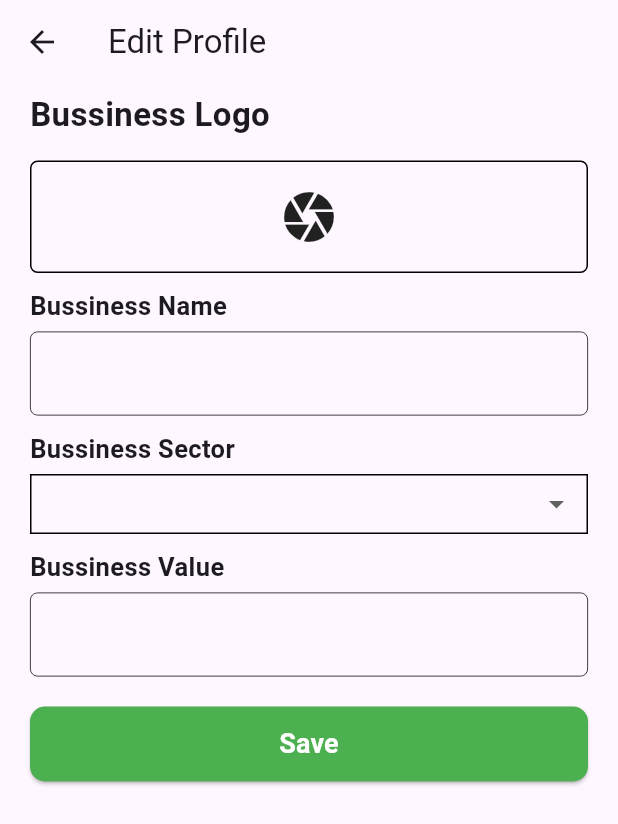
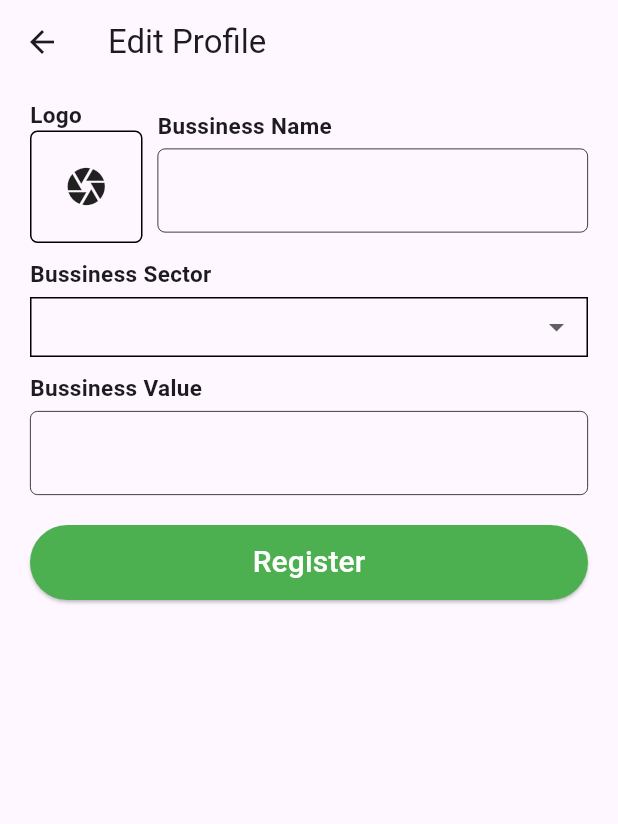
Before and after one commit to PLWEP/konekseed_test, a Flutter app: the EditProfileView screen opened directly, on a phone screen of 412 x 824 dp. Shown: the top 824 px of the screen. Run offline on Flutter 3.47's test engine with Material 3 defaults, Android fonts, the phone set to English and light mode, and no system bars; drawn by our look-alikes of dropdown_button2; our stand-ins replace custom_sliding_segmented_control, email_validator, image_picker, stylish_bottom_bar.

Commit message:
edit edit profile view

```diff
--- a/lib/main.dart
+++ b/lib/main.dart
@@ -17,7 +17,7 @@ class MyApp extends StatelessWidget {
       restorationScopeId: 'app',
       theme: ThemeData(),
       darkTheme: ThemeData.dark(),
-      home: const LoginView(),
+      home: const HomeView(),
     );
   }
 }
--- a/lib/presentation/view/edit_profile_view.dart
+++ b/lib/presentation/view/edit_profile_view.dart
@@ -3,6 +3,7 @@ import 'dart:io';
 import 'package:dropdown_button2/dropdown_button2.dart';
 import 'package:flutter/material.dart';
 import 'package:image_picker/image_picker.dart';
+import 'package:konekseed_test/common/custom_text_input.dart';
 import 'package:konekseed_test/common/utils.dart';
 
 class EditProfileView extends StatefulWidget {
@@ -71,24 +72,30 @@ class _EditProfileViewState extends State<EditProfileView> {
                 padding:
                     const EdgeInsets.symmetric(horizontal: 20, vertical: 5),
                 child: Column(
+                  children: [
+                    Column(
+                      textDirection: TextDirection.ltr,
+                      crossAxisAlignment: CrossAxisAlignment.start,
+                      children: [
+                        const SizedBox(height: 5),
+                        Row(
+                          children: [
+                            Column(
                               crossAxisAlignment: CrossAxisAlignment.start,
                               children: [
                                 const Text(
-                      'Bussiness Logo',
+                                  'Logo',
                                   style: TextStyle(
-                        fontSize: 22,
+                                    fontSize: 15,
                                     fontWeight: FontWeight.bold,
                                   ),
                                 ),
-                    const SizedBox(height: 15),
-                    Stack(
-                      children: [
                                 InkWell(
                                   splashColor: Colors.transparent,
                                   highlightColor: Colors.transparent,
                                   onTap: () => showPictureDialog(),
                                   child: Container(
-                            width: double.infinity,
+                                    width: 75,
                                     height: 75,
                                     decoration: BoxDecoration(
                                       borderRadius: BorderRadius.circular(5),
@@ -97,45 +104,30 @@ class _EditProfileViewState extends State<EditProfileView> {
                                     child: image != null
                                         ? Image.file(image!)
                                         : const Center(
-                                    child: Icon(Icons.camera, size: 40),
+                                            child: Icon(Icons.camera, size: 30),
                                           ),
                                   ),
                                 ),
-                        if (image != null)
-                          Positioned(
-                            top: 0,
-                            right: 0,
-                            child: IconButton(
-                              icon: const Icon(
-                                Icons.delete,
-                                color: Colors.red,
+                              ],
                             ),
-                              onPressed: () {
-                                setState(() {
-                                  image = null;
-                                });
-                              },
+                            const SizedBox(width: 10),
+                            Expanded(
+                              child: CustomTextInput(
+                                title: "Bussiness Name",
+                                controller: _nameController,
+                                enabled: true,
+                                validator: (value) => value!.isEmpty
+                                    ? "Please Fill The Field"
+                                    : null,
                               ),
                             ),
                           ],
                         ),
                         const SizedBox(height: 10),
-                    const Text('Bussiness Name',
-                        style: TextStyle(
-                            fontSize: 17, fontWeight: FontWeight.bold)),
-                    const SizedBox(height: 5),
-                    TextFormField(
-                      controller: _nameController,
-                      validator: (value) =>
-                          value!.isEmpty ? "Please Fill The Field" : null,
-                      decoration: decoration,
-                      cursorColor: Colors.black,
-                    ),
-                    const SizedBox(height: 10),
                         const Text(
                           'Bussiness Sector',
-                      style:
-                          TextStyle(fontSize: 17, fontWeight: FontWeight.bold),
+                          style: TextStyle(
+                              fontSize: 15, fontWeight: FontWeight.bold),
                         ),
                         const SizedBox(height: 5),
                         DropdownButtonHideUnderline(
@@ -169,8 +161,8 @@ class _EditProfileViewState extends State<EditProfileView> {
                                             child: Row(
                                               children: [
                                                 isSelected
-                                                ? const Icon(
-                                                    Icons.check_box_outlined)
+                                                    ? const Icon(Icons
+                                                        .check_box_outlined)
                                                     : const Icon(Icons
                                                         .check_box_outline_blank),
                                                 const SizedBox(width: 16),
@@ -186,8 +178,9 @@ class _EditProfileViewState extends State<EditProfileView> {
                                   ),
                                 )
                                 .toList(),
-                        value:
-                            sectorDropdown.isEmpty ? null : sectorDropdown.last,
+                            value: sectorDropdown.isEmpty
+                                ? null
+                                : sectorDropdown.last,
                             onChanged: (value) {},
                             selectedItemBuilder: (context) {
                               return ['Industry', 'Finance', 'F&B', 'Tech'].map(
@@ -207,53 +200,51 @@ class _EditProfileViewState extends State<EditProfileView> {
                               ).toList();
                             },
                             buttonStyleData: ButtonStyleData(
-                          padding: const EdgeInsets.symmetric(horizontal: 8),
+                              padding:
+                                  const EdgeInsets.symmetric(horizontal: 8),
                               height: 40,
                               decoration: BoxDecoration(border: Border.all()),
                             ),
-                        menuItemStyleData: const MenuItemStyleData(height: 40),
+                            menuItemStyleData:
+                                const MenuItemStyleData(height: 40),
                           ),
                         ),
                         const SizedBox(height: 10),
-                    const Text(
-                      'Bussiness Value',
-                      style: TextStyle(
-                        fontSize: 17,
-                        fontWeight: FontWeight.bold,
-                      ),
-                    ),
-                    const SizedBox(height: 5),
-                    TextFormField(
+                        CustomTextInput(
+                          title: 'Bussiness Value',
                           controller: _valueController,
+                          enabled: true,
                           validator: (value) =>
                               value!.isEmpty ? "Please Fill The Field" : null,
-                      decoration: decoration,
-                      cursorColor: Colors.black,
                         ),
-                    const SizedBox(height: 20),
+                        const SizedBox(height: 10),
+                      ],
+                    ),
+                    const SizedBox(height: 10),
                     SizedBox(
                       width: double.infinity,
                       height: 50,
                       child: ElevatedButton(
-                        onPressed: () {
+                        onPressed: () async {
                           if (_formKey.currentState!.validate()) {
-                            // addActivity();
+                            if (image != null || sectorDropdown.isNotEmpty) {
+                              // register();
+                            } else {
+                              showSnackBar(
+                                context,
+                                'Please input image and sector',
+                              );
+                            }
                           }
                         },
                         style: ElevatedButton.styleFrom(
-                          shape: RoundedRectangleBorder(
-                            borderRadius: BorderRadius.circular(10),
-                          ),
-                          shadowColor: Colors.black,
-                          padding: const EdgeInsets.all(10),
-                          backgroundColor: Colors.green,
-                          foregroundColor: Colors.white,
-                        ),
+                            backgroundColor: Colors.green),
                         child: const Text(
-                          'Save',
+                          'Register',
                           style: TextStyle(
-                            fontSize: 18,
-                            fontWeight: FontWeight.bold,
+                            color: Colors.white,
+                            fontSize: 20,
+                            fontWeight: FontWeight.w500,
                           ),
                         ),
                       ),
```
Lines whose indentation alone changed are shown as unchanged.
